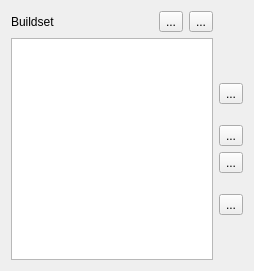
KDE/kdevelop, file plugins/projectmanagerview/projectbuildsetwidget.ui: the form before one commit.
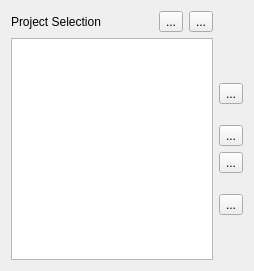
The form after the commit.

Commit message:
Rename Buildset -> Project Selection and add "Selection" to the relevant actions.
Suggested by David Nolden and I agree this makes sense.

Patch:
```diff
--- a/plugins/projectmanagerview/projectbuildsetwidget.ui
+++ b/plugins/projectmanagerview/projectbuildsetwidget.ui
@@ -16,7 +16,7 @@
      <item>
       <widget class="QLabel" name="label">
        <property name="text">
-        <string>Buildset</string>
+        <string>Project Selection</string>
        </property>
       </widget>
      </item>
```
The commit also changes 1 other file.
